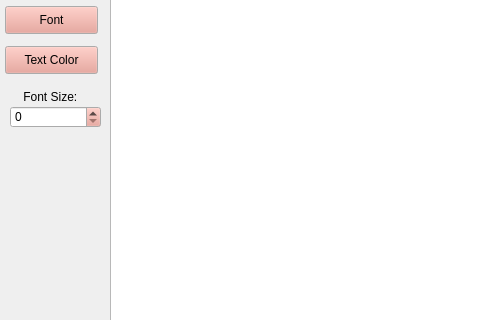
First picture: the form in untitled.ui, repository pooya-sharifi/Final-prog-ap, before the edit; both pictures show x 0 to 480 and y 244 to 564 of the 1099 by 854 pixel window.
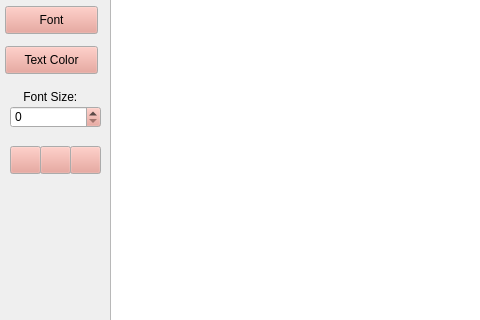
Second picture: the form after the edit.

```diff
--- a/untitled.ui
+++ b/untitled.ui
@@ -296,6 +296,45 @@
      <string>Open</string>
     </property>
    </widget>
+   <widget class="QPushButton" name="centerAlignButton">
+    <property name="geometry">
+     <rect>
+      <x>40</x>
+      <y>390</y>
+      <width>31</width>
+      <height>28</height>
+     </rect>
+    </property>
+    <property name="text">
+     <string/>
+    </property>
+   </widget>
+   <widget class="QPushButton" name="leftAlignButton">
+    <property name="geometry">
+     <rect>
+      <x>10</x>
+      <y>390</y>
+      <width>31</width>
+      <height>28</height>
+     </rect>
+    </property>
+    <property name="text">
+     <string/>
+    </property>
+   </widget>
+   <widget class="QPushButton" name="rightAlignButton">
+    <property name="geometry">
+     <rect>
+      <x>70</x>
+      <y>390</y>
+      <width>31</width>
+      <height>28</height>
+     </rect>
+    </property>
+    <property name="text">
+     <string/>
+    </property>
+   </widget>
   </widget>
   <widget class="QStatusBar" name="statusbar"/>
   <action name="actionNew">
```
